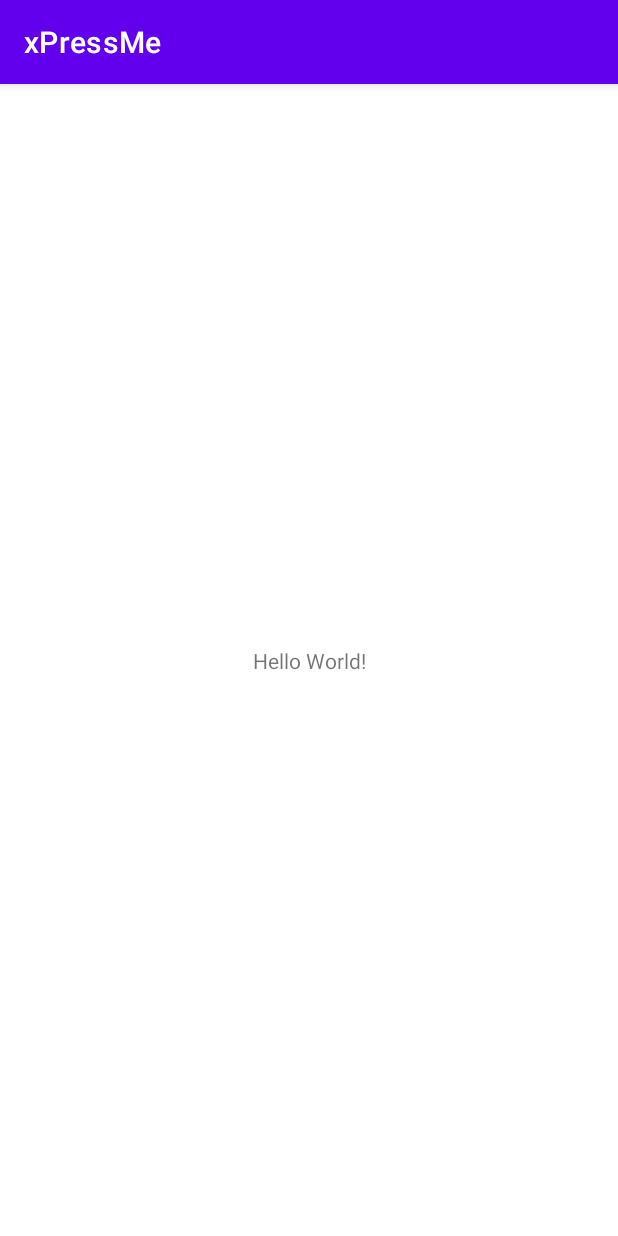
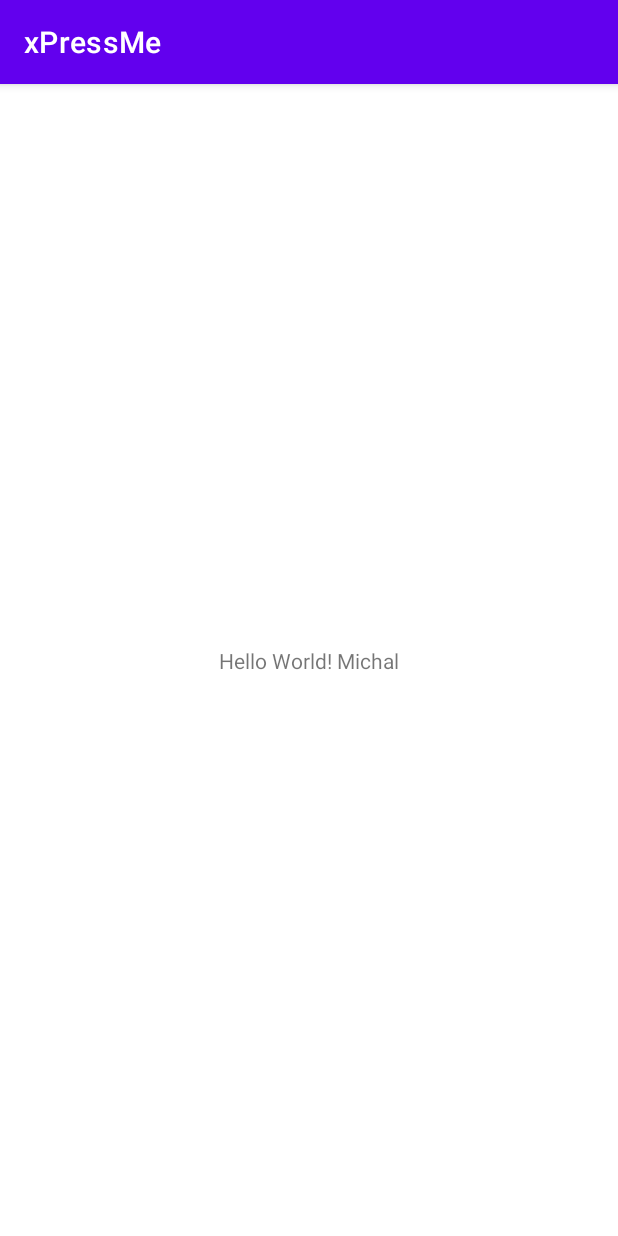
Before and after one commit to danielgoldfarb1812/xPressMe, an Android app: the screen it shows after launch (MainActivity), on a phone screen of 412 x 824 dp. Run offline under Robolectric (Android 15) with nearby library versions, the phone set to English and light mode, and no system bars.

Commit message:
changed hello world

```diff
--- a/app/src/main/res/layout/activity_main.xml
+++ b/app/src/main/res/layout/activity_main.xml
@@ -9,7 +9,7 @@
     <TextView
         android:layout_width="wrap_content"
         android:layout_height="wrap_content"
-        android:text="Hello World!"
+        android:text="Hello World! Michal"
         app:layout_constraintBottom_toBottomOf="parent"
         app:layout_constraintEnd_toEndOf="parent"
         app:layout_constraintStart_toStartOf="parent"
```
